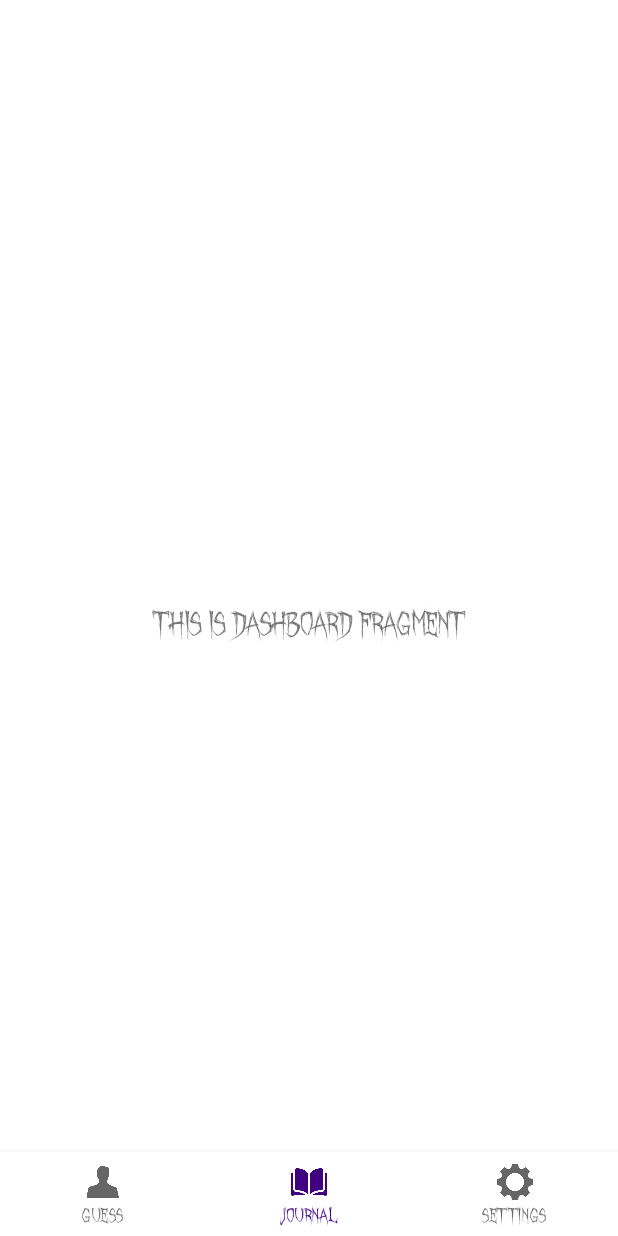
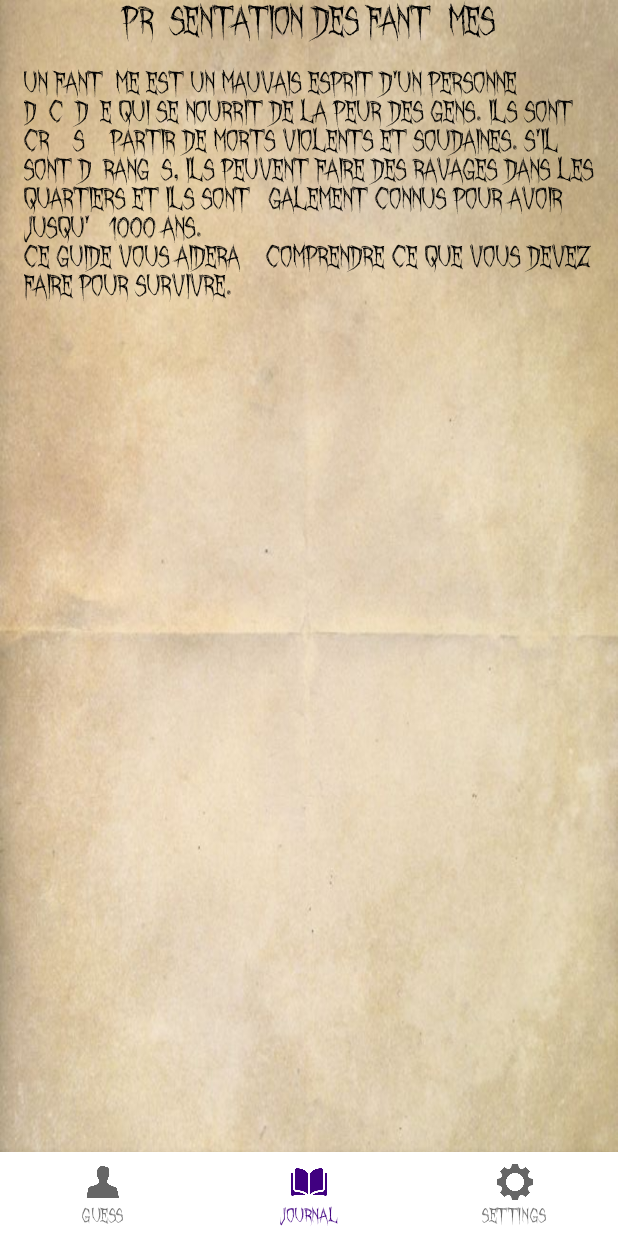
Before and after one commit to CaptainArekor/PhasmoJournal, an Android app: the JournalFragment screen opened through its navigation route, on a phone screen of 412 x 824 dp. Run offline under Robolectric (Android 15) with nearby library versions, the phone set to English and light mode, and no system bars; our stand-ins replace navigation-ui.

Commit message:
Add journal adapter and layout

```diff
--- a/app/build.gradle
+++ b/app/build.gradle
@@ -46,6 +46,7 @@ dependencies {
     implementation 'androidx.navigation:navigation-fragment-ktx:2.3.4'
     implementation 'androidx.navigation:navigation-ui-ktx:2.3.4'
     implementation "androidx.coordinatorlayout:coordinatorlayout:1.1.0"
+    implementation 'androidx.legacy:legacy-support-v4:1.0.0'
     testImplementation 'junit:junit:4.13.2'
     androidTestImplementation 'androidx.test.ext:junit:1.1.2'
     androidTestImplementation 'androidx.test.espresso:espresso-core:3.3.0'
--- /dev/null
+++ b/app/src/main/java/com/arekor/phasmojournal/ui/journal/JournalAdapter.kt
@@ -0,0 +1,30 @@
+package com.arekor.phasmojournal.ui.journal
+
+import android.view.LayoutInflater
+import android.view.View
+import android.view.ViewGroup
+import android.widget.TextView
+import androidx.recyclerview.widget.RecyclerView
+import com.arekor.phasmojournal.R
+
+
+class JournalAdapter(private val pages: ArrayList<JournalData>) :
+    RecyclerView.Adapter<JournalAdapter.MyViewHolder>() {
+    override fun onCreateViewHolder(parent: ViewGroup, viewType: Int): MyViewHolder {
+        val view: View = LayoutInflater.from(parent.context).inflate(R.layout.fragment_page, parent, false)
+        return MyViewHolder(view)
+    }
+
+    override fun onBindViewHolder(holder: MyViewHolder, position: Int) {
+        holder.title.text = pages[position].title
+        holder.content.text = pages[position].content
+    }
+
+    override fun getItemCount(): Int = pages.size
+
+    inner class MyViewHolder(itemView: View) : RecyclerView.ViewHolder(itemView) {
+        var title: TextView = itemView.findViewById(R.id.page_title)
+        var content: TextView = itemView.findViewById(R.id.page_content)
+
+    }
+}
--- /dev/null
+++ b/app/src/main/java/com/arekor/phasmojournal/ui/journal/JournalData.kt
@@ -0,0 +1,3 @@
+package com.arekor.phasmojournal.ui.journal
+
+data class JournalData(val title: String, val content: String)
--- a/app/src/main/java/com/arekor/phasmojournal/ui/journal/JournalFragment.kt
+++ b/app/src/main/java/com/arekor/phasmojournal/ui/journal/JournalFragment.kt
@@ -4,28 +4,29 @@ import android.os.Bundle
 import android.view.LayoutInflater
 import android.view.View
 import android.view.ViewGroup
-import android.widget.TextView
-import androidx.lifecycle.Observer
 import androidx.lifecycle.ViewModelProvider
+import androidx.viewpager2.widget.ViewPager2
 import com.arekor.phasmojournal.R
 import com.arekor.phasmojournal.components.fragment.FragmentBase
 import com.arekor.phasmojournal.components.fragment.FragmentBaseListener
+import com.arekor.phasmojournal.utils.data.JournalUtils
+
 
 class JournalFragment : FragmentBase<FragmentBaseListener>(){
-
+    var myViewPager2: ViewPager2? = null
+    var journalAdapter: JournalAdapter? = null
     private lateinit var journalViewModel: JournalViewModel
 
     override fun onCreateView(
-            inflater: LayoutInflater,
-            container: ViewGroup?,
-            savedInstanceState: Bundle?
+        inflater: LayoutInflater,
+        container: ViewGroup?,
+        savedInstanceState: Bundle?
     ): View? {
         journalViewModel = ViewModelProvider(this).get(JournalViewModel::class.java)
         val root = inflater.inflate(fragmentLayout, container, false)
-        val textView: TextView = root.findViewById(R.id.text_dashboard)
-        journalViewModel.text.observe(viewLifecycleOwner, Observer {
-            textView.text = it
-        })
+        journalAdapter = JournalAdapter(JournalUtils.getPagesData())
+        myViewPager2 = root.findViewById(R.id.journal_pager)
+        myViewPager2?.adapter = journalAdapter;
         return root
     }
 
--- a/app/src/main/java/com/arekor/phasmojournal/ui/journal/JournalViewModel.kt
+++ b/app/src/main/java/com/arekor/phasmojournal/ui/journal/JournalViewModel.kt
@@ -1,13 +1,7 @@
 package com.arekor.phasmojournal.ui.journal
 
-import androidx.lifecycle.LiveData
-import androidx.lifecycle.MutableLiveData
 import androidx.lifecycle.ViewModel
 
 class JournalViewModel : ViewModel() {
 
-    private val _text = MutableLiveData<String>().apply {
-        value = "This is dashboard Fragment"
-    }
-    val text: LiveData<String> = _text
 }
--- /dev/null
+++ b/app/src/main/java/com/arekor/phasmojournal/utils/data/JournalUtils.kt
@@ -0,0 +1,11 @@
+package com.arekor.phasmojournal.utils.data
+
+import com.arekor.phasmojournal.ui.journal.JournalData
+
+object JournalUtils {
+    fun getPagesData() : ArrayList<JournalData> {
+        val arrayList: ArrayList<JournalData> = ArrayList()
+        arrayList.add(JournalData("Présentation des fantômes","Un fantôme est un mauvais esprit d'un personne décédée qui se nourrit de la peur des gens. Ils sont créés à partir de morts violents et soudaines. S'il sont dérangés, ils peuvent faire des ravages dans les quartiers et ils sont également connus pour avoir jusqu'à 1000 ans.\nCe guide vous aidera à comprendre ce que vous devez faire pour survivre."))
+        return arrayList
+    }
+}
--- a/app/src/main/res/layout/fragment_journal.xml
+++ b/app/src/main/res/layout/fragment_journal.xml
@@ -6,17 +6,9 @@
     android:layout_height="match_parent"
     tools:context=".ui.journal.JournalFragment">
 
-    <TextView
-        android:id="@+id/text_dashboard"
+    <androidx.viewpager2.widget.ViewPager2
+        android:id="@+id/journal_pager"
         android:layout_width="match_parent"
-        android:layout_height="wrap_content"
-        android:layout_marginStart="8dp"
-        android:layout_marginTop="8dp"
-        android:layout_marginEnd="8dp"
-        android:textAlignment="center"
-        android:textSize="20sp"
-        app:layout_constraintBottom_toBottomOf="parent"
-        app:layout_constraintEnd_toEndOf="parent"
-        app:layout_constraintStart_toStartOf="parent"
-        app:layout_constraintTop_toTopOf="parent" />
+        android:layout_height="match_parent"/>
+
 </androidx.constraintlayout.widget.ConstraintLayout>
--- /dev/null
+++ b/app/src/main/res/layout/fragment_page.xml
@@ -0,0 +1,42 @@
+<?xml version="1.0" encoding="utf-8"?>
+<androidx.constraintlayout.widget.ConstraintLayout xmlns:android="http://schemas.android.com/apk/res/android"
+    xmlns:app="http://schemas.android.com/apk/res-auto"
+    xmlns:tools="http://schemas.android.com/tools"
+    android:layout_width="match_parent"
+    android:layout_height="match_parent"
+    android:background="@drawable/media_old_paper">
+
+    <TextView
+        android:id="@+id/page_title"
+        android:layout_width="0dp"
+        android:layout_height="wrap_content"
+        android:gravity="center"
+        android:textColor="@color/black"
+        android:textSize="@dimen/text_title_size"
+        android:fontFamily="@font/marathon"
+        app:layout_constraintEnd_toEndOf="parent"
+        app:layout_constraintStart_toStartOf="parent"
+        app:layout_constraintTop_toTopOf="parent" />
+
+    <ScrollView
+        android:layout_width="0dp"
+        android:layout_height="0dp"
+        android:paddingTop="@dimen/activity_horizontal_margin"
+        android:paddingBottom="@dimen/activity_horizontal_margin"
+        android:paddingStart="@dimen/activity_vertical_margin"
+        android:paddingEnd="@dimen/activity_vertical_margin"
+        app:layout_constraintBottom_toBottomOf="parent"
+        app:layout_constraintEnd_toEndOf="parent"
+        app:layout_constraintStart_toStartOf="parent"
+        app:layout_constraintTop_toBottomOf="@+id/page_title">
+
+        <TextView
+            android:id="@+id/page_content"
+            android:layout_width="wrap_content"
+            android:layout_height="wrap_content"
+            android:fontFamily="@font/marathon"
+            android:textColor="@color/black"
+            android:textSize="@dimen/text_content_size"/>
+    </ScrollView>
+
+</androidx.constraintlayout.widget.ConstraintLayout>
--- a/app/src/main/res/values/dimens.xml
+++ b/app/src/main/res/values/dimens.xml
@@ -2,4 +2,7 @@
     <!-- Default screen margins, per the Android Design guidelines. -->
     <dimen name="activity_horizontal_margin">16dp</dimen>
     <dimen name="activity_vertical_margin">16dp</dimen>
+
+    <dimen name="text_title_size">24sp</dimen>
+    <dimen name="text_content_size">18sp</dimen>
 </resources>
```
Also changed, not shown: app/src/main/res/drawable/media_old_paper.jpg (added), app/src/main/res/font/marathon.otf (added).
